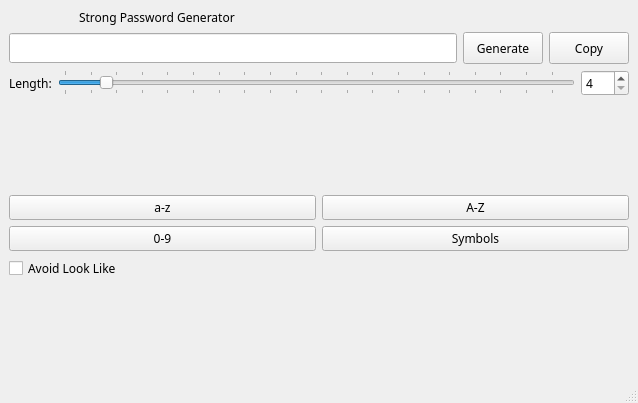
First picture: the form in qtgui/mainwindow.ui, repository Antidote1911/shuffle, before the edit.
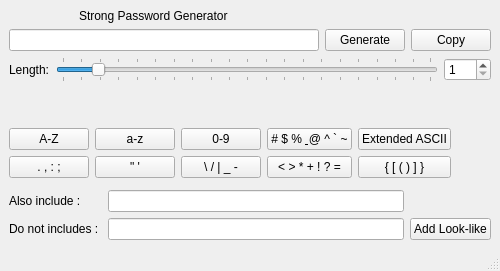
Second picture: the form after the edit. Icons and pictures are not drawn.

Patch:
```diff
--- a/qtgui/mainwindow.ui
+++ b/qtgui/mainwindow.ui
@@ -5,29 +5,12 @@
   <property name="enabled">
    <bool>true</bool>
   </property>
-  <property name="geometry">
-   <rect>
-    <x>0</x>
-    <y>0</y>
-    <width>638</width>
-    <height>403</height>
-   </rect>
-  </property>
   <property name="sizePolicy">
-   <sizepolicy hsizetype="MinimumExpanding" vsizetype="MinimumExpanding">
+   <sizepolicy hsizetype="Fixed" vsizetype="Fixed">
     <horstretch>0</horstretch>
     <verstretch>0</verstretch>
    </sizepolicy>
   </property>
-  <property name="font">
-   <font>
-    <family>Titillium Web</family>
-    <pointsize>9</pointsize>
-    <italic>false</italic>
-    <bold>false</bold>
-    <strikeout>false</strikeout>
-   </font>
-  </property>
   <property name="windowTitle">
    <string>Strong Password Generator</string>
   </property>
@@ -90,15 +73,6 @@
        <layout class="QHBoxLayout" name="horizontalLayout">
         <item>
          <widget class="QLineEdit" name="passwordEdit">
-          <property name="font">
-           <font>
-            <family>Titillium Web</family>
-            <pointsize>11</pointsize>
-            <italic>false</italic>
-            <bold>false</bold>
-            <strikeout>false</strikeout>
-           </font>
-          </property>
           <property name="alignment">
            <set>Qt::AlignmentFlag::AlignLeading|Qt::AlignmentFlag::AlignLeft|Qt::AlignmentFlag::AlignVCenter</set>
           </property>
@@ -106,21 +80,6 @@
         </item>
         <item>
          <widget class="QPushButton" name="btn_generate">
-          <property name="sizePolicy">
-           <sizepolicy hsizetype="Preferred" vsizetype="Preferred">
-            <horstretch>0</horstretch>
-            <verstretch>0</verstretch>
-           </sizepolicy>
-          </property>
-          <property name="minimumSize">
-           <size>
-            <width>0</width>
-            <height>32</height>
-           </size>
-          </property>
-          <property name="styleSheet">
-           <string>font: 11pt &quot;Titillium Web&quot;;</string>
-          </property>
           <property name="text">
            <string>Generate</string>
           </property>
@@ -128,15 +87,6 @@
         </item>
         <item>
          <widget class="QPushButton" name="btn_copy">
-          <property name="sizePolicy">
-           <sizepolicy hsizetype="Preferred" vsizetype="Preferred">
-            <horstretch>0</horstretch>
-            <verstretch>0</verstretch>
-           </sizepolicy>
-          </property>
-          <property name="styleSheet">
-           <string notr="true">font: 11pt &quot;Titillium Web&quot;;</string>
-          </property>
           <property name="text">
            <string>Copy</string>
           </property>
@@ -162,7 +112,7 @@
         <item>
          <widget class="QSlider" name="horizontalSlider">
           <property name="minimum">
-           <number>4</number>
+           <number>1</number>
           </property>
           <property name="maximum">
            <number>200</number>
@@ -187,7 +137,7 @@
         <item>
          <widget class="QSpinBox" name="spinBox">
           <property name="minimum">
-           <number>4</number>
+           <number>1</number>
           </property>
           <property name="maximum">
            <number>200</number>
@@ -213,7 +163,23 @@
     </item>
     <item>
      <layout class="QGridLayout" name="gridLayout">
-      <item row="0" column="1">
+      <property name="bottomMargin">
+       <number>6</number>
+      </property>
+      <item row="1" column="4">
+       <widget class="QPushButton" name="pushMath">
+        <property name="text">
+         <string>&lt; &gt; * + ! ? =</string>
+        </property>
+        <property name="checkable">
+         <bool>true</bool>
+        </property>
+        <attribute name="buttonGroup">
+         <string notr="true">optionsButtons</string>
+        </attribute>
+       </widget>
+      </item>
+      <item row="0" column="0">
        <widget class="QPushButton" name="pushUpper">
         <property name="text">
          <string>A-Z</string>
@@ -221,8 +187,18 @@
         <property name="checkable">
          <bool>true</bool>
         </property>
-        <property name="flat">
-         <bool>false</bool>
+        <attribute name="buttonGroup">
+         <string notr="true">optionsButtons</string>
+        </attribute>
+       </widget>
+      </item>
+      <item row="1" column="3">
+       <widget class="QPushButton" name="pushDashes">
+        <property name="text">
+         <string>\ / | _ -</string>
+        </property>
+        <property name="checkable">
+         <bool>true</bool>
         </property>
         <attribute name="buttonGroup">
          <string notr="true">optionsButtons</string>
@@ -230,6 +206,32 @@
        </widget>
       </item>
       <item row="1" column="0">
+       <widget class="QPushButton" name="pushPunctuation">
+        <property name="text">
+         <string>. , : ;</string>
+        </property>
+        <property name="checkable">
+         <bool>true</bool>
+        </property>
+        <attribute name="buttonGroup">
+         <string notr="true">optionsButtons</string>
+        </attribute>
+       </widget>
+      </item>
+      <item row="0" column="6">
+       <spacer name="horizontalSpacer">
+        <property name="orientation">
+         <enum>Qt::Orientation::Horizontal</enum>
+        </property>
+        <property name="sizeHint" stdset="0">
+         <size>
+          <width>40</width>
+          <height>20</height>
+         </size>
+        </property>
+       </spacer>
+      </item>
+      <item row="0" column="3">
        <widget class="QPushButton" name="pushNumbers">
         <property name="text">
          <string>0-9</string>
@@ -242,7 +244,33 @@
         </attribute>
        </widget>
       </item>
-      <item row="0" column="0">
+      <item row="0" column="4">
+       <widget class="QPushButton" name="pushLogograms">
+        <property name="text">
+         <string># $ % &amp; @ ^ ` ~</string>
+        </property>
+        <property name="checkable">
+         <bool>true</bool>
+        </property>
+        <attribute name="buttonGroup">
+         <string notr="true">optionsButtons</string>
+        </attribute>
+       </widget>
+      </item>
+      <item row="1" column="1">
+       <widget class="QPushButton" name="pushQuotes">
+        <property name="text">
+         <string>&quot; '</string>
+        </property>
+        <property name="checkable">
+         <bool>true</bool>
+        </property>
+        <attribute name="buttonGroup">
+         <string notr="true">optionsButtons</string>
+        </attribute>
+       </widget>
+      </item>
+      <item row="0" column="1">
        <widget class="QPushButton" name="pushLower">
         <property name="text">
          <string>a-z</string>
@@ -255,41 +283,73 @@
         </attribute>
        </widget>
       </item>
+      <item row="0" column="5">
+       <widget class="QPushButton" name="pushExtended">
+        <property name="text">
+         <string>Extended ASCII</string>
+        </property>
+        <property name="checkable">
+         <bool>true</bool>
+        </property>
+        <attribute name="buttonGroup">
+         <string notr="true">optionsButtons</string>
+        </attribute>
+       </widget>
+      </item>
+      <item row="1" column="5">
+       <widget class="QPushButton" name="pushBraces">
+        <property name="text">
+         <string>{ [ ( ) ] }</string>
+        </property>
+        <property name="checkable">
+         <bool>true</bool>
+        </property>
+        <attribute name="buttonGroup">
+         <string notr="true">optionsButtons</string>
+        </attribute>
+       </widget>
+      </item>
+     </layout>
+    </item>
+    <item>
+     <layout class="QGridLayout" name="gridLayout_2">
       <item row="1" column="1">
-       <widget class="QPushButton" name="pushSymbols">
+       <widget class="QLineEdit" name="excludeEdit">
+        <property name="clearButtonEnabled">
+         <bool>true</bool>
+        </property>
+       </widget>
+      </item>
+      <item row="1" column="0">
+       <widget class="QLabel" name="label_2">
         <property name="text">
-         <string>Symbols</string>
+         <string>Do not includes : </string>
         </property>
-        <property name="checkable">
+       </widget>
+      </item>
+      <item row="0" column="1">
+       <widget class="QLineEdit" name="alsoEdit">
+        <property name="clearButtonEnabled">
          <bool>true</bool>
         </property>
-        <attribute name="buttonGroup">
-         <string notr="true">optionsButtons</string>
-        </attribute>
+       </widget>
+      </item>
+      <item row="0" column="0">
+       <widget class="QLabel" name="label">
+        <property name="text">
+         <string>Also include : </string>
+        </property>
+       </widget>
+      </item>
+      <item row="1" column="2">
+       <widget class="QPushButton" name="btnAddLookLike">
+        <property name="text">
+         <string>Add Look-like</string>
+        </property>
        </widget>
       </item>
      </layout>
     </item>
-    <item>
-     <widget class="QCheckBox" name="checkAvoidLookLike">
-      <property name="text">
-       <string>Avoid Look Like</string>
-      </property>
-     </widget>
-    </item>
-    <item>
-     <spacer name="verticalSpacer_2">
-      <property name="orientation">
-       <enum>Qt::Orientation::Vertical</enum>
-      </property>
-      <property name="sizeHint" stdset="0">
-       <size>
-        <width>20</width>
-        <height>40</height>
-       </size>
-      </property>
-     </spacer>
-    </item>
    </layout>
   </widget>
   <widget class="QMenuBar" name="menubar">
```
Left out of the diff: 9 changed lines with no effect on the pictures.
